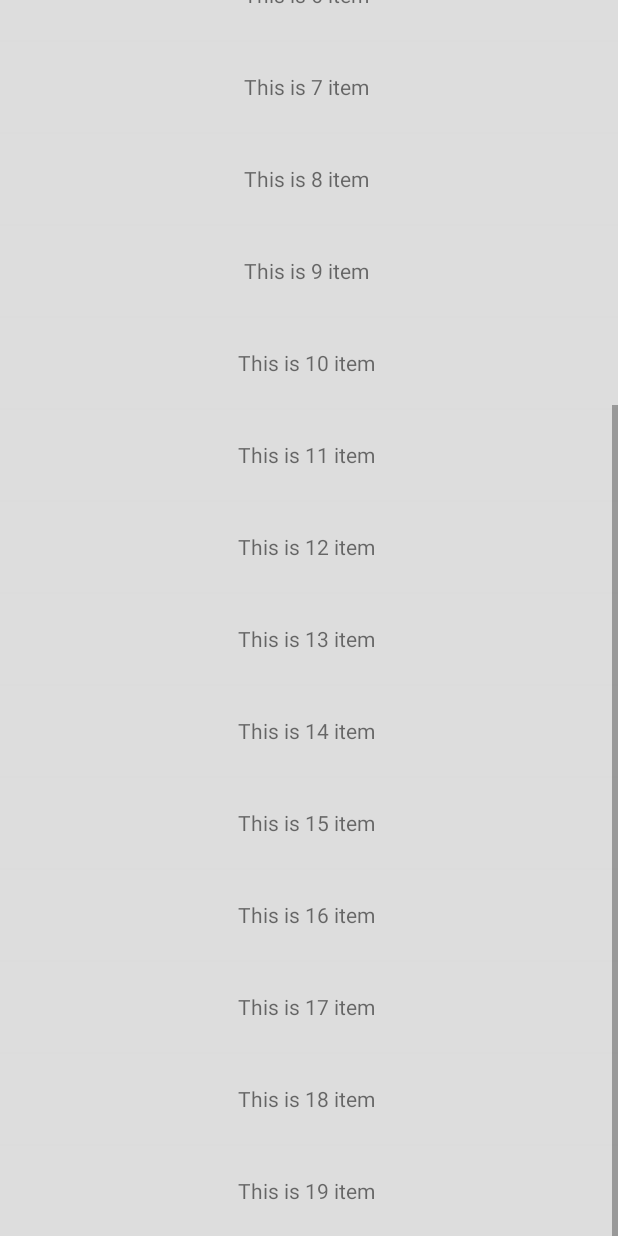
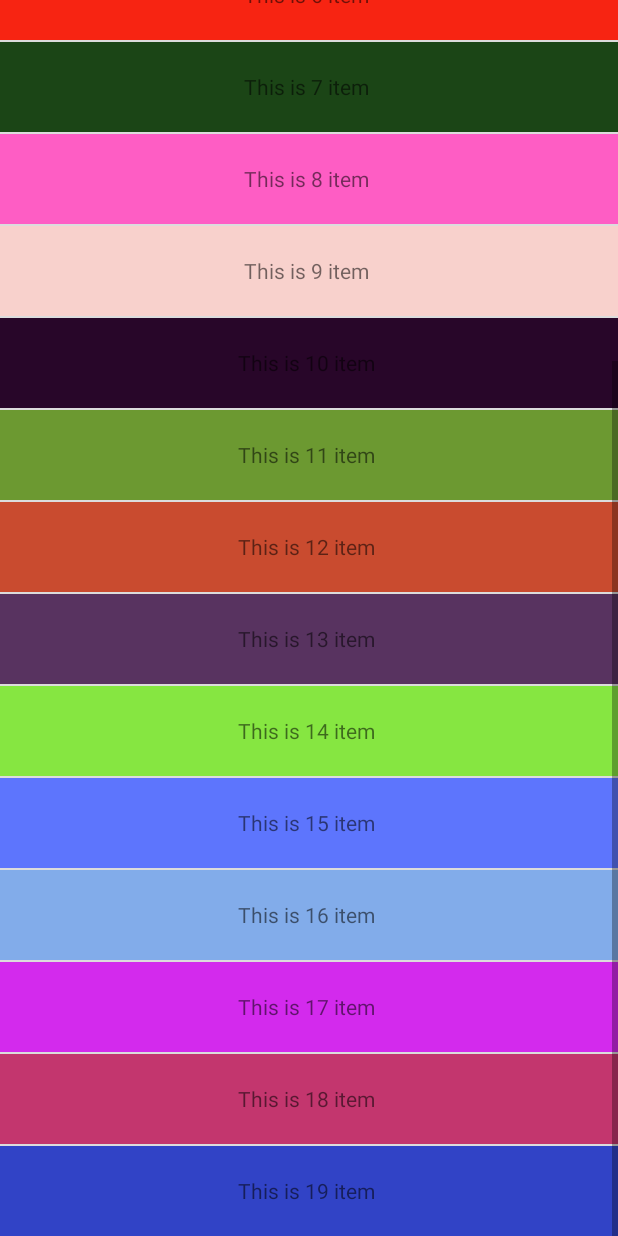
Before and after one commit to Anler2015/ExplosionAnimation, an Android app: the ListActivity screen opened directly, with no data from a screen before it, scrolled down 576 dp, on a phone screen of 412 x 824 dp. Run offline under Robolectric (Android 15) with nearby library versions, the phone set to English and light mode, and no system bars.

Commit message:
完善代码

```diff
--- a/sample/src/main/java/com/gejiahui/explosionanimation/ListActivity.java
+++ b/sample/src/main/java/com/gejiahui/explosionanimation/ListActivity.java
@@ -1,6 +1,9 @@
 package com.gejiahui.explosionanimation;
 
 import android.app.Activity;
+import android.graphics.Bitmap;
+import android.graphics.BitmapFactory;
+import android.graphics.Color;
 import android.os.Bundle;
 import android.support.annotation.Nullable;
 import android.view.LayoutInflater;
@@ -12,6 +15,7 @@ import android.view.animation.AnimationSet;
 import android.view.animation.ScaleAnimation;
 import android.widget.AdapterView;
 import android.widget.BaseAdapter;
+import android.widget.ImageView;
 import android.widget.ListView;
 import android.widget.TextView;
 
@@ -20,6 +24,7 @@ import com.gejiahui.library.explosionanimation.ExplosionLayout;
 
 import java.util.ArrayList;
 import java.util.List;
+import java.util.Random;
 
 /**
  * Created by gejiahui on 2016/1/6.
@@ -27,7 +32,9 @@ import java.util.List;
 public class ListActivity extends Activity {
     private ListView list;
     private List<String> mDatas;
+    private List<Integer> mColor;
     private ExplosionField mExplosionField;
+    Random random = new Random();
     @Override
     public void onCreate(@Nullable Bundle savedInstanceState) {
         super.onCreate(savedInstanceState);
@@ -50,9 +57,10 @@ public class ListActivity extends Activity {
 
     private void initData(){
         mDatas = new ArrayList<String>();
-        for(int i = 0 ; i < 20 ; i++){
-
-            mDatas.add("This is "+ i +" item ");
+        mColor = new ArrayList<Integer>();
+        for(int i =1; i <20 ; i++){
+            mDatas.add("This is " + i +" item ");
+            mColor.add(Color.rgb(random.nextInt(255),random.nextInt(255),random.nextInt(255)));
         }
     }
 
@@ -106,6 +114,7 @@ public class ListActivity extends Activity {
                         @Override
                         public void onAnimationEnd(Animation animation) {
                             mDatas.remove(position);
+                            mColor.remove(position);
                             notifyDataSetChanged();
                         }
 
@@ -119,6 +128,7 @@ public class ListActivity extends Activity {
                 }
             });
             txt.setText(mDatas.get(position));
+            txt.setBackgroundColor(mColor.get(position));
             return view;
         }
     }
```
Also changed, not shown: 4 other files.
